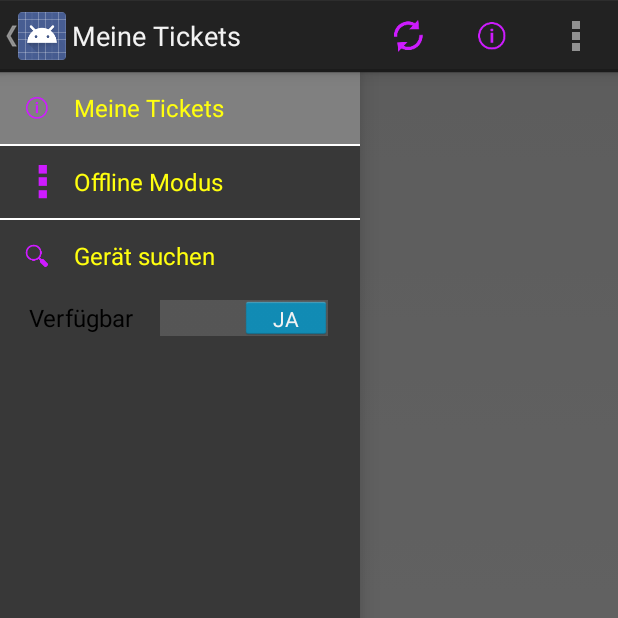
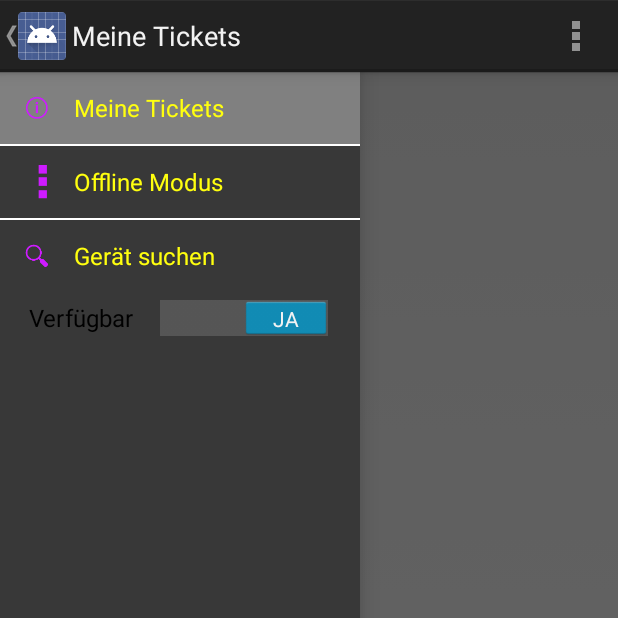
Before and after one commit to TrooperMaXX/Jobcontrol, an Android app: the MainActivity screen opened directly, with no data from a screen before it, with the side drawer open, on a phone screen of 412 x 824 dp, the top half of it. Run offline under Robolectric (Android 15) with nearby library versions, the phone set to English and light mode, and no system bars; 2 statements that could not run were skipped.

Commit message:
- DatenbankFIX!

```diff
--- a/app/src/main/AndroidManifest.xml
+++ b/app/src/main/AndroidManifest.xml
@@ -1,12 +1,12 @@
 <?xml version="1.0" encoding="utf-8"?>
 <manifest xmlns:android="http://schemas.android.com/apk/res/android"
     package="de.hoell.jobcontrol"
-    android:name="de.hoell.Jobcontrol"
+    android:name=".Jobcontrol"
     android:icon="@drawable/ic_launcher"
     android:label="@string/app_name"
 
-    android:versionCode="12"
-    android:versionName="1.10.2"
+    android:versionCode="13"
+    android:versionName="1.10.3"
     ><!--TODO:  VersionCode: immer +1 bei neuer Version
          TODO:  VersionName: String den der User sieht-->
 
--- a/app/src/main/java/de/hoell/jobcontrol/MainActivity.java
+++ b/app/src/main/java/de/hoell/jobcontrol/MainActivity.java
@@ -50,7 +50,7 @@
             private Switch mSwitch;
             private ActionBarDrawerToggle mDrawerToggle;
 
-            public static Context context = null;
+            public static Context context;
             // nav drawer title
             private CharSequence mDrawerTitle;
 
--- a/app/src/main/java/de/hoell/jobcontrol/OfflineFragment.java
+++ b/app/src/main/java/de/hoell/jobcontrol/OfflineFragment.java
@@ -157,7 +157,7 @@ public class OfflineFragment extends ListFragment {
 
                             String Modell = c.getString("Modell");
 
-                            String Strasse = c.getString("Straße");
+                            String Strasse = c.getString("Strasse");
                             String Plz = c.getString("Plz");
                             String Ort = c.getString("Ort");
 
@@ -324,7 +324,7 @@ public class OfflineFragment extends ListFragment {
             String Firma = extra.getString("Firma");
             intent.putExtra("value_firma", Firma);
 
-            String Strasse = extra.getString("Straße");
+            String Strasse = extra.getString("Strasse");
             String Plz = extra.getString("Plz");
             String Ort = extra.getString("Ort");
 
--- a/app/src/main/java/de/hoell/jobcontrol/TicketFragment.java
+++ b/app/src/main/java/de/hoell/jobcontrol/TicketFragment.java
@@ -181,7 +181,7 @@ public class TicketFragment extends ListFragment {
 
                                 String Modell = c.getString("Modell");
 
-                                String Strasse = c.getString("Straße");
+                                String Strasse = c.getString("Strasse");
                                 String Plz = c.getString("Plz");
                                 String Ort = c.getString("Ort");
 
@@ -401,7 +401,7 @@ public class TicketFragment extends ListFragment {
             String Firma = extra.getString("Firma");
             intent.putExtra("value_firma", Firma);
 
-            String Strasse = extra.getString("Straße");
+            String Strasse = extra.getString("Strasse");
             String Plz = extra.getString("Plz");
             String Ort = extra.getString("Ort");
 
--- a/app/src/main/res/menu/main.xml
+++ b/app/src/main/res/menu/main.xml
@@ -4,20 +4,23 @@
     <item android:id="@+id/action_refresh"
         android:icon="@drawable/ic_action_refresh"
         android:title="@string/action_refresh"
-        android:showAsAction="ifRoom" />
+        />
 
 
     <item android:id="@+id/action_logout"
         android:icon="@drawable/ic_action_logout"
         android:title="@string/action_logout"
-        android:showAsAction="ifRoom" />
+        />
 
     <item android:id="@+id/action_info"
         android:title="@string/action_info"
         android:icon="@drawable/ic_action_info"
         android:orderInCategory="100"
-        android:showAsAction="ifRoom" />
+        />
 
     <item android:id="@+id/action_zeit"
         android:title="Update Intervall"/>
+
+    <!--item android:id="@+id/action_bug"
+        android:title="Feedback"/-->
 </menu>
```
